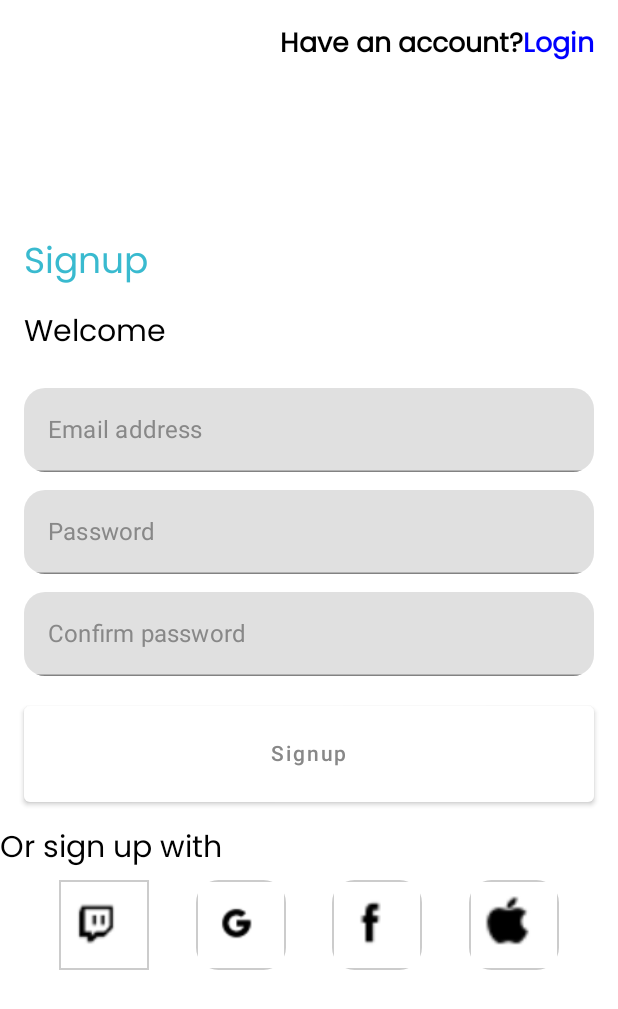
After one commit to RobinKeya/Rick-and-Morty, an Android app built with Jetpack Compose: the SignUpScreen screen opened through its navigation route, on a phone screen of 412 x 824 dp. The commit adds this screen. Shown: the top 1009 px of the screen. Run offline under Robolectric (Android 15) with nearby library versions, the phone set to English and light mode, and no system bars; our stand-ins replace Dagger/Hilt's generated code.

Commit message:
Added Signup and Login

```diff
--- a/app/src/main/java/com/example/rick_and_morty/core/MainActivity.kt
+++ b/app/src/main/java/com/example/rick_and_morty/core/MainActivity.kt
@@ -29,7 +29,11 @@ class MainActivity : ComponentActivity() {
                 val scaffoldState = rememberScaffoldState()
                 Scaffold(
                     scaffoldState = scaffoldState,
-                    bottomBar = { if(currentRoute != Screens.Splash){
+                    bottomBar = { if(currentRoute != Screens.Splash &&
+                        currentRoute != Screens.AuthScreen && currentRoute != Screens.LogIn
+                        && currentRoute != Screens.SignUp
+
+                    ){
                         BottomAppBar(
                             items = Constants.items,
                             modifier =Modifier.fillMaxWidth() ,
--- a/app/src/main/java/com/example/rick_and_morty/core/composables/Navigation.kt
+++ b/app/src/main/java/com/example/rick_and_morty/core/composables/Navigation.kt
@@ -11,6 +11,11 @@ import androidx.navigation.compose.NavHost
 import androidx.navigation.compose.composable
 import androidx.navigation.navArgument
 import com.example.rick_and_morty.core.utils.Screens
+import com.example.rick_and_morty.feature_auth.presentation.LoginViewModel
+import com.example.rick_and_morty.feature_auth.presentation.SignUpViewModel
+import com.example.rick_and_morty.feature_auth.presentation.composables.LoginScreen
+import com.example.rick_and_morty.feature_auth.presentation.composables.SelectAuthScreen
+import com.example.rick_and_morty.feature_auth.presentation.composables.SignUpScreen
 import com.example.rick_and_morty.feature_characters.presentations.characterDetails.CharacterDetailViewModel
 import com.example.rick_and_morty.feature_characters.presentations.characterList.CharacterListViewModel
 import com.example.rick_and_morty.feature_characters.presentations.composables.CharacterDetailScreen
@@ -23,6 +28,17 @@ fun Navigation(navController: NavHostController) {
     NavHost(navController = navController, startDestination = Screens.Splash){
         composable(route= Screens.Splash){
             SplashScreen(navController = navController)
+        }
+        composable(route = Screens.AuthScreen){
+            SelectAuthScreen(navController = navController)
+        }
+        composable(route= Screens.LogIn){
+            val vm : LoginViewModel = hiltViewModel()
+            LoginScreen(navController = navController, loginViewModel =vm )
+        }
+        composable(route = Screens.SignUp){
+            val vm :SignUpViewModel = hiltViewModel()
+            SignUpScreen(navController = navController, signUpViewModel = vm)
         }
         composable(route = Screens.Home){
             val vm : CharacterListViewModel = hiltViewModel()
--- a/app/src/main/java/com/example/rick_and_morty/core/composables/SplashScreen.kt
+++ b/app/src/main/java/com/example/rick_and_morty/core/composables/SplashScreen.kt
@@ -47,7 +47,7 @@ fun SplashScreen(navController: NavController) {
                 )
             )
             delay(2000)
-            navController.navigate(Screens.Home){
+            navController.navigate(Screens.AuthScreen){
                 popUpTo(Screens.Splash){
                     inclusive = true
                 }
--- a/app/src/main/java/com/example/rick_and_morty/core/utils/Screens.kt
+++ b/app/src/main/java/com/example/rick_and_morty/core/utils/Screens.kt
@@ -7,4 +7,5 @@ object Screens {
     const val Episodes = "episodes"
     const val LogIn = "login"
     const val SignUp= "signup"
+    const val AuthScreen = "auth"
 }
--- /dev/null
+++ b/app/src/main/java/com/example/rick_and_morty/feature_auth/presentation/SignUpViewModel.kt
@@ -0,0 +1,12 @@
+package com.example.rick_and_morty.feature_auth.presentation
+
+import androidx.compose.runtime.getValue
+import androidx.compose.runtime.mutableStateOf
+import androidx.compose.runtime.setValue
+import androidx.lifecycle.ViewModel
+
+class SignUpViewModel: ViewModel() {
+    var email by mutableStateOf("")
+    var password by mutableStateOf("")
+    var confirmPassword by mutableStateOf("")
+}
--- /dev/null
+++ b/app/src/main/java/com/example/rick_and_morty/feature_auth/presentation/composables/SignUpScreen.kt
@@ -0,0 +1,168 @@
+package com.example.rick_and_morty.feature_auth.presentation.composables
+
+import androidx.compose.foundation.Image
+import androidx.compose.foundation.background
+import androidx.compose.foundation.border
+import androidx.compose.foundation.clickable
+import androidx.compose.foundation.layout.*
+import androidx.compose.foundation.shape.RoundedCornerShape
+import androidx.compose.foundation.text.KeyboardOptions
+import androidx.compose.material.Button
+import androidx.compose.material.MaterialTheme
+import androidx.compose.material.Text
+import androidx.compose.material.TextField
+import androidx.compose.runtime.Composable
+import androidx.compose.ui.Alignment
+import androidx.compose.ui.Modifier
+import androidx.compose.ui.draw.clip
+import androidx.compose.ui.graphics.Color
+import androidx.compose.ui.res.painterResource
+import androidx.compose.ui.res.stringResource
+import androidx.compose.ui.text.input.KeyboardType
+import androidx.compose.ui.text.style.TextAlign
+import androidx.compose.ui.unit.dp
+import androidx.navigation.NavController
+import com.example.rick_and_morty.R
+import com.example.rick_and_morty.core.utils.Screens
+import com.example.rick_and_morty.feature_auth.presentation.SignUpViewModel
+
+@Composable
+fun SignUpScreen(navController: NavController,signUpViewModel: SignUpViewModel) {
+    Box(modifier= Modifier.fillMaxSize()){
+        Column() {
+            Row(horizontalArrangement = Arrangement.End,
+            modifier = Modifier
+                .fillMaxWidth()
+                .padding(16.dp)) {
+                Text(text = stringResource(id = R.string.have_account), style = MaterialTheme.typography.h3)
+                Text(text = stringResource(id = R.string.login),
+                    style = MaterialTheme.typography.h3,
+                modifier = Modifier
+                    .clickable { navController.navigate(Screens.LogIn){
+                        popUpTo(Screens.SignUp){
+                            inclusive = true
+                        }
+                    }
+                    },
+                    color = Color.Blue
+                )
+            }
+
+            Text(text = stringResource(id = R.string.signup),
+                style = MaterialTheme.typography.h1,
+            modifier = Modifier.padding(top = 100.dp, start = 16.dp))
+            Text(text = stringResource(id = R.string.signup_welcome),
+                style = MaterialTheme.typography.h2,
+            modifier = Modifier.padding(16.dp))
+
+            TextField(
+                value =signUpViewModel.email,
+                onValueChange ={value->
+                    signUpViewModel.email = value
+                },
+                placeholder = { Text(text = stringResource(id = R.string.email_address))},
+                modifier = Modifier
+                    .fillMaxWidth()
+                    .padding(16.dp, 8.dp, 16.dp, 4.dp)
+                    .clip(RoundedCornerShape(25)),
+                maxLines = 1,
+                keyboardOptions = KeyboardOptions(keyboardType = KeyboardType.Email)
+            )
+            TextField(
+                value =signUpViewModel.password,
+                onValueChange ={value->
+                    signUpViewModel.password = value
+                },
+                placeholder= { Text(text = stringResource(id = R.string.password))},
+                modifier = Modifier
+                    .fillMaxWidth()
+                    .padding(16.dp, 8.dp, 16.dp, 4.dp)
+                    .clip(RoundedCornerShape(25)),
+                maxLines = 1,
+                keyboardOptions = KeyboardOptions(keyboardType = KeyboardType.Email)
+
+            )
+            TextField(
+                value =signUpViewModel.confirmPassword,
+                onValueChange ={value->
+                    signUpViewModel.confirmPassword = value
+                },
+                placeholder = { Text(text = stringResource(id = R.string.confirm_password))},
+                modifier = Modifier
+                    .fillMaxWidth()
+                    .padding(16.dp, 8.dp, 16.dp, 4.dp)
+                    .clip(RoundedCornerShape(25)),
+                maxLines = 1,
+                keyboardOptions = KeyboardOptions(keyboardType = KeyboardType.Email)
+
+            )
+            Button(onClick = { navController.navigate(Screens.Home) },
+                modifier = Modifier
+                    .fillMaxWidth()
+                    .padding(16.dp)
+
+            ) {
+                Text(text = stringResource(id = R.string.signup),
+                    modifier = Modifier.padding(16.dp),
+                )
+            }
+
+            Text(text = stringResource(id = R.string.or_sign_up_with),
+            textAlign = TextAlign.Center,
+                style = MaterialTheme.typography.h2
+            )
+
+            Row(horizontalArrangement = Arrangement.SpaceEvenly,
+            modifier = Modifier
+                .fillMaxWidth()
+                .padding(8.dp)
+            ) {
+                Box(contentAlignment = Alignment.Center,
+                    modifier = Modifier
+                        .size(60.dp)
+                        .border(1.dp, Color.LightGray)
+                        .clip(RoundedCornerShape(25))
+                        .padding(8.dp)
+                ) {
+                    Image(painter = painterResource(id = R.drawable.l1), contentDescription ="",
+                        modifier = Modifier.fillMaxSize()
+                    )
+                }
+                Box(contentAlignment = Alignment.Center,
+                    modifier = Modifier
+                        .size(60.dp)
+                        .clip(RoundedCornerShape(25))
+                        .border(1.dp, Color.LightGray)
+                        .padding(8.dp)
+                ) {
+                    Image(painter = painterResource(id = R.drawable.l2), contentDescription ="",
+                        modifier = Modifier.fillMaxSize()
+                    )
+                }
+                Box(contentAlignment = Alignment.Center,
+                    modifier = Modifier
+                        .size(60.dp)
+                        .clip(RoundedCornerShape(25))
+                        .border(1.dp, Color.LightGray)
+                        .padding(8.dp)
+                ) {
+                    Image(painter = painterResource(id = R.drawable.l3), contentDescription ="",
+                        modifier = Modifier.fillMaxSize()
+
+                    )
+                }
+                Box(contentAlignment = Alignment.Center,
+                    modifier = Modifier
+                        .size(60.dp)
+                        .clip(RoundedCornerShape(25))
+                        .border(1.dp, Color.LightGray)
+                ) {
+                    Image(painter = painterResource(id = R.drawable.l4), contentDescription ="",
+                        modifier = Modifier.fillMaxSize()
+
+                    )
+                }
+            }
+        }
+    }
+}
--- a/app/src/main/java/com/example/rick_and_morty/feature_characters/presentations/composables/CharacterListScreen.kt
+++ b/app/src/main/java/com/example/rick_and_morty/feature_characters/presentations/composables/CharacterListScreen.kt
@@ -40,6 +40,7 @@ fun CharacterListScreen(
                     contentDescription ="background_image",
                     modifier = Modifier
                         .fillMaxWidth()
+                        .fillMaxWidth(0.45f)
                         .offset(y = -(20).dp),
                     contentScale = ContentScale.Crop
                 )
--- a/app/src/main/res/values/strings.xml
+++ b/app/src/main/res/values/strings.xml
@@ -4,4 +4,14 @@
     <string name="main_characters">Main characters</string>
     <string name="location">Location</string>
     <string name="episodes">Episodes</string>
+    <string name="welcome">Welcome to \nRick and Morty </string>
+    <string name="signup">Signup</string>
+    <string name="login">Login</string>
+    <string name="no_account">No account?</string>
+    <string name="have_account">Have an account?</string>
+    <string name="signup_welcome">Welcome</string>
+    <string name="or_sign_up_with">Or sign up with</string>
+    <string name="email_address">Email address</string>
+    <string name="password">Password</string>
+    <string name="confirm_password">Confirm password</string>
 </resources>
```
Also changed, not shown: app/src/main/java/com/example/rick_and_morty/feature_auth/presentation/LoginViewModel.kt (added, +12 -0 lines), app/src/main/java/com/example/rick_and_morty/feature_auth/presentation/composables/LoginScreen.kt (added, +109 -0 lines), app/src/main/java/com/example/rick_and_morty/feature_auth/presentation/composables/SelectAuthScreen.kt (added, +77 -0 lines), app/src/main/res/drawable/l1.PNG (added), app/src/main/res/drawable/l2.PNG (added), app/src/main/res/drawable/l3.PNG (added), app/src/main/res/drawable/l4.PNG (added), app/src/main/res/drawable/used.PNG (added).
